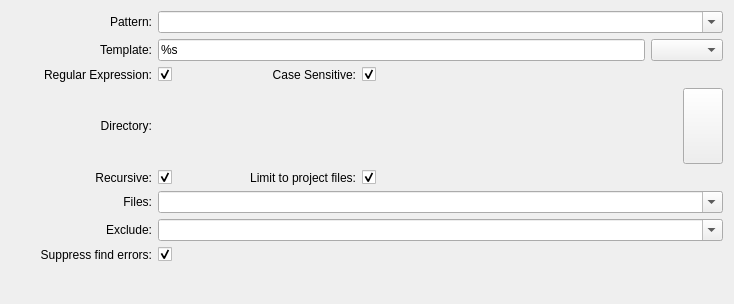
Above: plugins/grepview/grepwidget.ui from KDE/kdevelop before the change. Below: the same form after it.
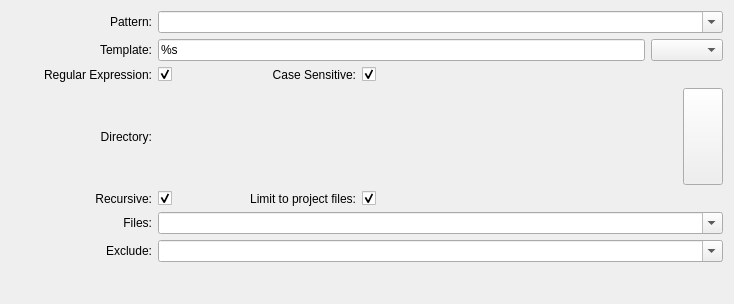
That is the form after the change. Custom widgets are drawn as their Qt base class.

Commit message: removed "supress find errors", that wasn't used anywhere

What changed in the file:
```diff
--- a/plugins/grepview/grepwidget.ui
+++ b/plugins/grepview/grepwidget.ui
@@ -139,10 +139,10 @@
      </property>
     </widget>
    </item>
-   <item row="3" column="1" colspan="4" >
-    <widget class="KUrlRequester" name="directoryRequester" >
-     <property name="sizePolicy" >
-      <sizepolicy vsizetype="Preferred" hsizetype="Expanding" >
+   <item row="3" column="1" colspan="4">
+    <widget class="KUrlRequester" name="directoryRequester">
+     <property name="sizePolicy">
+      <sizepolicy hsizetype="Expanding" vsizetype="Preferred">
        <horstretch>0</horstretch>
        <verstretch>0</verstretch>
       </sizepolicy>
@@ -263,7 +263,7 @@
      </property>
     </widget>
    </item>
-   <item row="8" column="0" >
+   <item row="7" column="0">
     <spacer>
      <property name="orientation" >
       <enum>Qt::Horizontal</enum>
@@ -279,7 +279,7 @@
      </property>
     </spacer>
    </item>
-   <item row="8" column="1" >
+   <item row="7" column="1">
     <spacer>
      <property name="orientation" >
       <enum>Qt::Horizontal</enum>
@@ -295,7 +295,7 @@
      </property>
     </spacer>
    </item>
-   <item row="8" column="2" >
+   <item row="7" column="2">
     <spacer>
      <property name="orientation" >
       <enum>Qt::Horizontal</enum>
@@ -311,7 +311,7 @@
      </property>
     </spacer>
    </item>
-   <item row="8" column="3" colspan="3" >
+   <item row="7" column="3" colspan="3">
     <spacer>
      <property name="orientation" >
       <enum>Qt::Horizontal</enum>
@@ -327,41 +327,13 @@
      </property>
     </spacer>
    </item>
-   <item row="7" column="1" >
-    <widget class="QCheckBox" name="suppressErrorsCheck" >
-     <property name="text" >
-      <string/>
-     </property>
-     <property name="checked" >
-      <bool>true</bool>
-     </property>
-    </widget>
-   </item>
-   <item row="7" column="0" >
-    <widget class="QLabel" name="label_3" >
-     <property name="text" >
-      <string>Suppress find errors:</string>
-     </property>
-     <property name="alignment" >
-      <set>Qt::AlignRight|Qt::AlignTrailing|Qt::AlignVCenter</set>
-     </property>
-     <property name="buddy" >
-      <cstring>suppressErrorsCheck</cstring>
-     </property>
-    </widget>
-   </item>
   </layout>
  </widget>
  <customwidgets>
   <customwidget>
-   <class>KComboBox</class>
-   <extends>QComboBox</extends>
-   <header>kcombobox.h</header>
-  </customwidget>
-  <customwidget>
-   <class>KLineEdit</class>
-   <extends>QLineEdit</extends>
-   <header>klineedit.h</header>
+   <class>KUrlRequester</class>
+   <extends>QFrame</extends>
+   <header>kurlrequester.h</header>
   </customwidget>
   <customwidget>
    <class>KPushButton</class>
@@ -369,9 +341,14 @@
    <header>kpushbutton.h</header>
   </customwidget>
   <customwidget>
-   <class>KUrlRequester</class>
-   <extends>QWidget</extends>
-   <header>kurlrequester.h</header>
+   <class>KLineEdit</class>
+   <extends>QLineEdit</extends>
+   <header>klineedit.h</header>
+  </customwidget>
+  <customwidget>
+   <class>KComboBox</class>
+   <extends>QComboBox</extends>
+   <header>kcombobox.h</header>
   </customwidget>
  </customwidgets>
  <tabstops>
```
Left out of the diff: 222 changed lines with no effect on the pictures. The commit also changes 2 other files.
